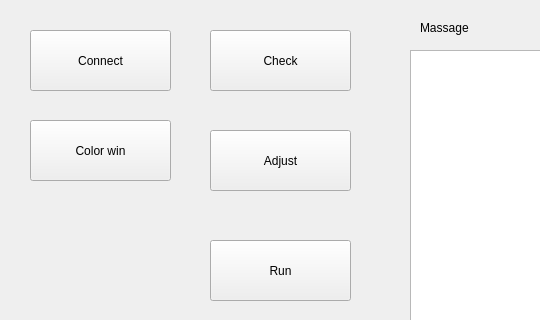
Qt form DeltaEMainwindow.ui (wuyubo/DeltaE-Tool) before a commit; both pictures show x 0 to 540 and y 86 to 406 of the 889 by 519 pixel window.
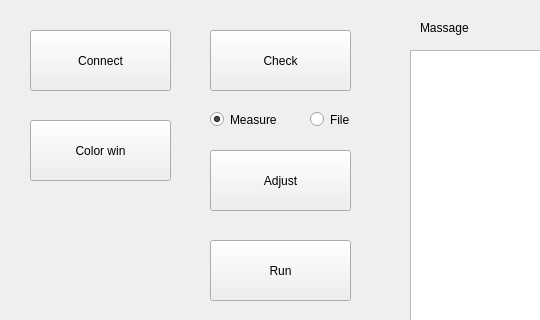
The same form after that commit.

Commit message:
[feature][DeltaE][config]  congfig ca210 and DeltaE
[what] 配置ca210和deltaE的参数
[why]  as what
[how]  as what

```diff
--- a/DeltaEMainwindow.ui
+++ b/DeltaEMainwindow.ui
@@ -31,7 +31,7 @@
     <property name="geometry">
      <rect>
       <x>210</x>
-      <y>180</y>
+      <y>200</y>
       <width>141</width>
       <height>61</height>
      </rect>
@@ -167,6 +167,41 @@
      </item>
     </layout>
    </widget>
+   <widget class="QRadioButton" name="rBtn_measure">
+    <property name="geometry">
+     <rect>
+      <x>210</x>
+      <y>160</y>
+      <width>81</width>
+      <height>19</height>
+     </rect>
+    </property>
+    <property name="mouseTracking">
+     <bool>true</bool>
+    </property>
+    <property name="focusPolicy">
+     <enum>Qt::StrongFocus</enum>
+    </property>
+    <property name="text">
+     <string>Measure</string>
+    </property>
+    <property name="checked">
+     <bool>true</bool>
+    </property>
+   </widget>
+   <widget class="QRadioButton" name="rBtn_file">
+    <property name="geometry">
+     <rect>
+      <x>310</x>
+      <y>160</y>
+      <width>81</width>
+      <height>19</height>
+     </rect>
+    </property>
+    <property name="text">
+     <string>File</string>
+    </property>
+   </widget>
    <widget class="QWidget" name="">
     <property name="geometry">
      <rect>
```
The commit also changes 9 other files.
